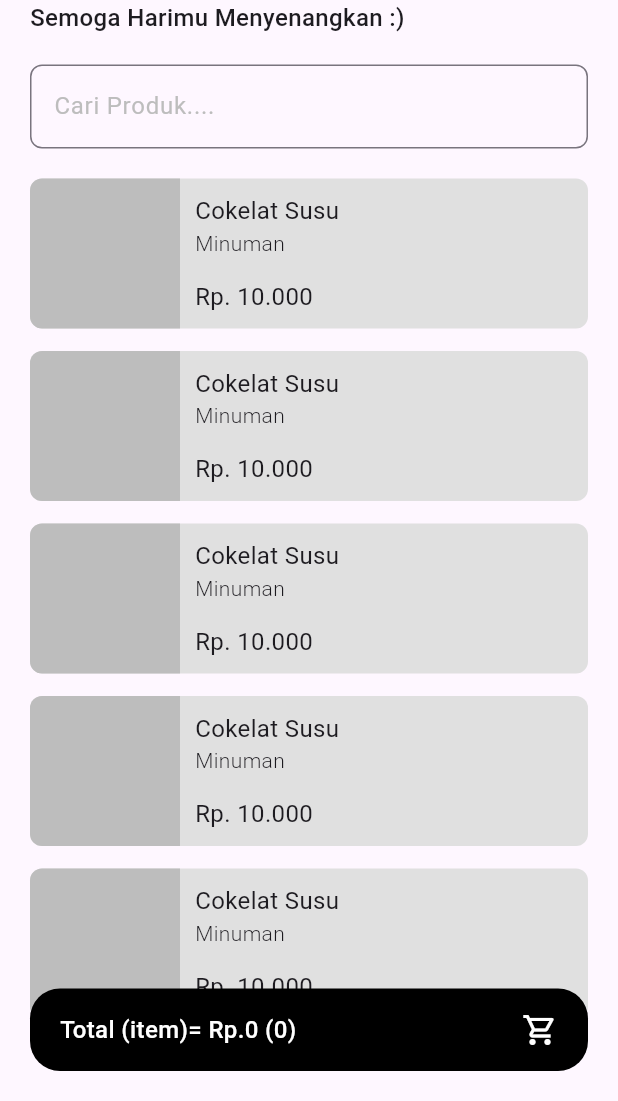
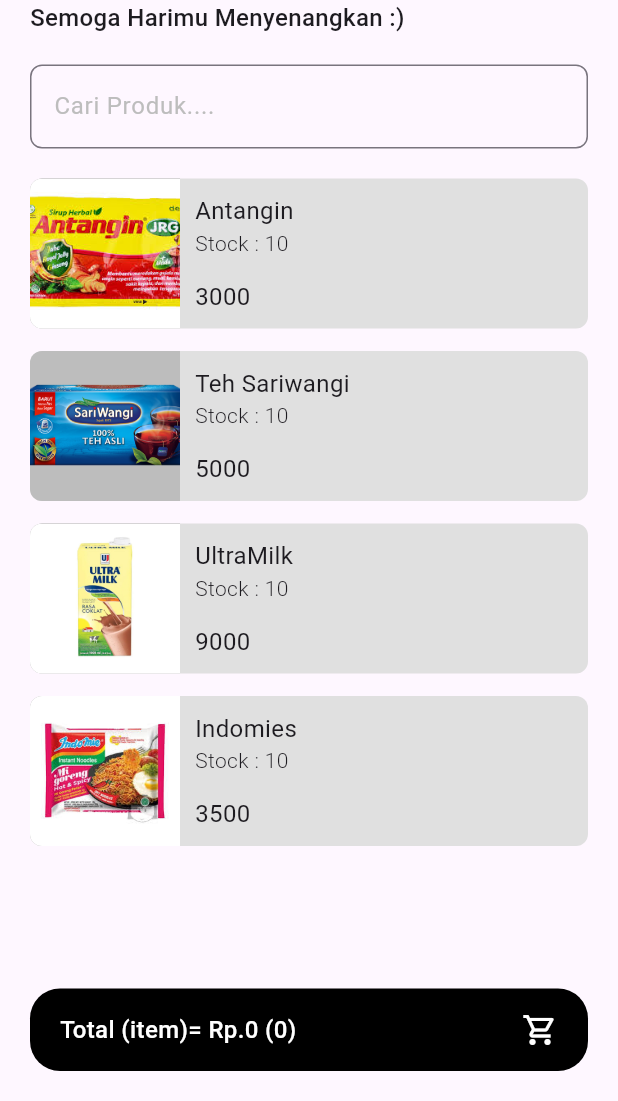
Before and after one commit to MuhammadAzqiMadaniArdan/Flutter-Cashier_App, a Flutter app: the screen it shows after launch, on a phone screen of 412 x 824 dp, the part 135-1236 px from its top. Run offline on Flutter 3.47's test engine with Material 3 defaults, Android fonts, the phone set to English and light mode, and no system bars.

Commit message:
update dinamisData

```diff
--- a/lib/cashier_page.dart
+++ b/lib/cashier_page.dart
@@ -8,30 +8,30 @@
 }
 
 class _CashierPageState extends State<CashierPage> {
-  List<Map<String,dynamic>> products = [
+  List<Map<String, dynamic>> products = [
     {
-      "image" : "assets/images/1.jpeg",
-      "name" : "Antangin",
-      "price" : 3000,
-      "stock" : 10,
+      "image": "assets/images/1.jpeg",
+      "name": "Antangin",
+      "price": 3000,
+      "stock": 10,
     },
     {
-      "image" : "assets/images/2.png",
-      "name" : "Teh Sariwangi",
-      "price" : 5000,
-      "stock" : 10,
+      "image": "assets/images/2.png",
+      "name": "Teh Sariwangi",
+      "price": 5000,
+      "stock": 10,
     },
     {
-      "image" : "assets/images/3.jpg",
-      "name" : "UltraMilk",
-      "price" : 9000,
-      "stock" : 10,
+      "image": "assets/images/3.jpg",
+      "name": "UltraMilk",
+      "price": 9000,
+      "stock": 10,
     },
     {
-      "image" : "assets/images/4.jpeg",
-      "name" : "Indomies",
-      "price" : 3500,
-      "stock" : 10,
+      "image": "assets/images/4.jpeg",
+      "name": "Indomies",
+      "price": 3500,
+      "stock": 10,
     },
   ];
   @override
@@ -90,14 +90,14 @@
                 ),
                 Expanded(
                     child: Padding(
-                      padding: const EdgeInsets.only(bottom: 8.0),
+                  padding: const EdgeInsets.only(bottom: 100),
                   child: ListView.separated(
                       separatorBuilder: (context, index) {
                         return const SizedBox(
                           height: 15,
                         );
                       },
-                          itemCount: 5,
+                      itemCount: products.length,
                       itemBuilder: (context, index) {
                         return Container(
                           height: 100,
@@ -110,6 +110,12 @@
                               height: 100,
                               width: 100,
                               decoration: BoxDecoration(
+                                image: DecorationImage(
+                                  image: AssetImage(
+                                    "${products[index]['image']}",
+                                  ),
+                                  fit: BoxFit.cover,
+                                ),
                                 borderRadius: const BorderRadius.only(
                                   topLeft: Radius.circular(8.0),
                                   bottomLeft: Radius.circular(8.0),
@@ -120,8 +126,8 @@
                             const SizedBox(
                               width: 10,
                             ),
-                                const Padding(
-                                  padding: EdgeInsets.symmetric(vertical: 10),
+                             Padding(
+                              padding: const EdgeInsets.symmetric(vertical: 10),
                               child: Column(
                                 crossAxisAlignment: CrossAxisAlignment.start,
                                 mainAxisAlignment:
@@ -132,15 +138,15 @@
                                         CrossAxisAlignment.start,
                                     children: [
                                       Text(
-                                            "Cokelat Susu",
-                                            style: TextStyle(
+                                        "${products[index]['name']}",
+                                        style: const TextStyle(
                                           fontSize: 16,
                                           fontWeight: FontWeight.w400,
                                         ),
                                       ),
                                       Text(
-                                            "Minuman",
-                                            style: TextStyle(
+                                        "Stock : ${products[index]['stock']}",
+                                        style: const TextStyle(
                                           fontSize: 14,
                                           fontWeight: FontWeight.w300,
                                         ),
@@ -148,8 +154,8 @@
                                     ],
                                   ),
                                   Text(
-                                        "Rp. 10.000",
-                                        style: TextStyle(
+                                        "${products[index]['price']}",
+                                    style: const TextStyle(
                                       fontSize: 16,
                                       fontWeight: FontWeight.w400,
                                     ),
```
Lines whose indentation alone changed are shown as unchanged.
